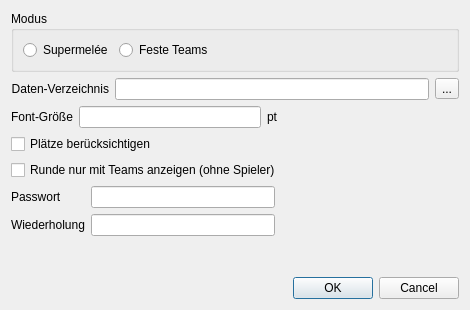
First picture: the form in ui/settings_dlg.ui, repository boulette42/petanque-tournament, before the edit.
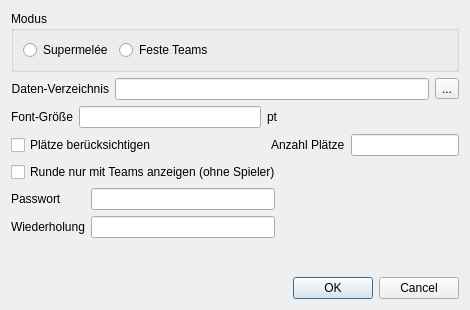
Second picture: the form after the edit.

Commit message: - Export z.B. der Spielerliste im CSV-Format - Initiale Anzahl Plätze kann in den Settings festgelegt werden

Diff of the .ui file:
```diff
--- a/ui/settings_dlg.ui
+++ b/ui/settings_dlg.ui
@@ -112,11 +112,41 @@
     </layout>
    </item>
    <item>
+    <layout class="QHBoxLayout" name="horizontalLayout_4">
+     <item>
     <widget class="QCheckBox" name="cbSiteEnabled">
      <property name="text">
       <string>Plätze berücksichtigen</string>
      </property>
     </widget>
+     </item>
+     <item>
+      <spacer name="horizontalSpacer_4">
+       <property name="orientation">
+        <enum>Qt::Horizontal</enum>
+       </property>
+       <property name="sizeHint" stdset="0">
+        <size>
+         <width>40</width>
+         <height>20</height>
+        </size>
+       </property>
+      </spacer>
+     </item>
+     <item>
+      <widget class="QLabel" name="tlSiteCount">
+       <property name="text">
+        <string>Anzahl Plätze</string>
+       </property>
+       <property name="buddy">
+        <cstring>leSiteCount</cstring>
+       </property>
+      </widget>
+     </item>
+     <item>
+      <widget class="QLineEdit" name="leSiteCount"/>
+     </item>
+    </layout>
    </item>
    <item>
     <widget class="QCheckBox" name="cbTeamsOnly">
```
Lines whose indentation alone changed are shown as unchanged. The commit also changes 11 other files.
